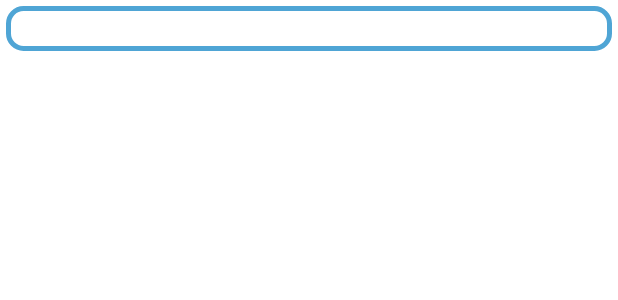
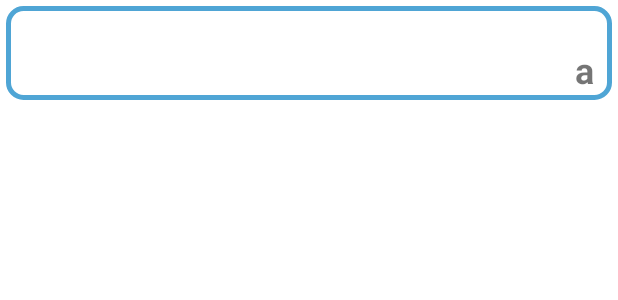
Before and after one commit to uleman1c/ApexWH, an Android app: the layout document_list_item.xml on its own in the app's theme, with its tools: preview values and no code run, on a phone screen of 412 x 824 dp. Shown: the top 300 px of the screen. Run offline under Robolectric (Android 15) with nearby library versions, the light colour scheme and no system bars.

Commit message:
home btns ret 2

```diff
--- a/app/src/main/java/com/example/apexwh/ui/returns/ReturnsFragment.java
+++ b/app/src/main/java/com/example/apexwh/ui/returns/ReturnsFragment.java
@@ -137,7 +137,7 @@ public class ReturnsFragment extends Fragment {
 
         HttpClient httpClient = new HttpClient(getContext());
 
-        httpClient.request_get("/hs/dta/obj?request=getReturns&warehouseId=" + warehouseId + "&filter=" + filter, new HttpRequestInterface() {
+        httpClient.request_get("/hs/dta/obj?request=getReturnsToAccept&warehouseId=" + warehouseId + "&filter=" + filter, new HttpRequestInterface() {
             @Override
             public void setProgressVisibility(int visibility) {
 
@@ -156,7 +156,7 @@ public class ReturnsFragment extends Fragment {
 
                     JSONObject jsonObjectItem = JsonProcs.getItemJSONArray(jsonArrayResponses, 0);
 
-                    JSONArray jsonArrayObjects = JsonProcs.getJsonArrayFromJsonObject(jsonObjectItem, "Returns");
+                    JSONArray jsonArrayObjects = JsonProcs.getJsonArrayFromJsonObject(jsonObjectItem, "ReturnsToAccept");
 
                     for (int j = 0; j < jsonArrayObjects.length(); j++) {
 
--- a/app/src/main/res/layout/document_list_item.xml
+++ b/app/src/main/res/layout/document_list_item.xml
@@ -22,13 +22,23 @@
             android:layout_height="wrap_content"
             android:layout_gravity="center_vertical"
             android:layout_marginStart="8dp"
+            android:layout_marginEnd="8dp"
             android:orientation="vertical">
+
+            <TextView
+                android:id="@+id/tvNumberDate"
+                android:layout_width="match_parent"
+                android:layout_height="wrap_content"
+                android:textSize="16sp"
+                android:textStyle="bold" />
 
             <TextView
                 android:id="@+id/tvDescription"
                 android:layout_width="match_parent"
                 android:layout_height="wrap_content"
-                android:textSize="16sp"
+                android:gravity="right"
+                android:text="а"
+                android:textSize="24sp"
                 android:textStyle="bold" />
 
 
```
Also changed, not shown: app/src/main/java/com/example/apexwh/ui/adapters/DocumentDataAdapter.java (+3 -7 lines).
